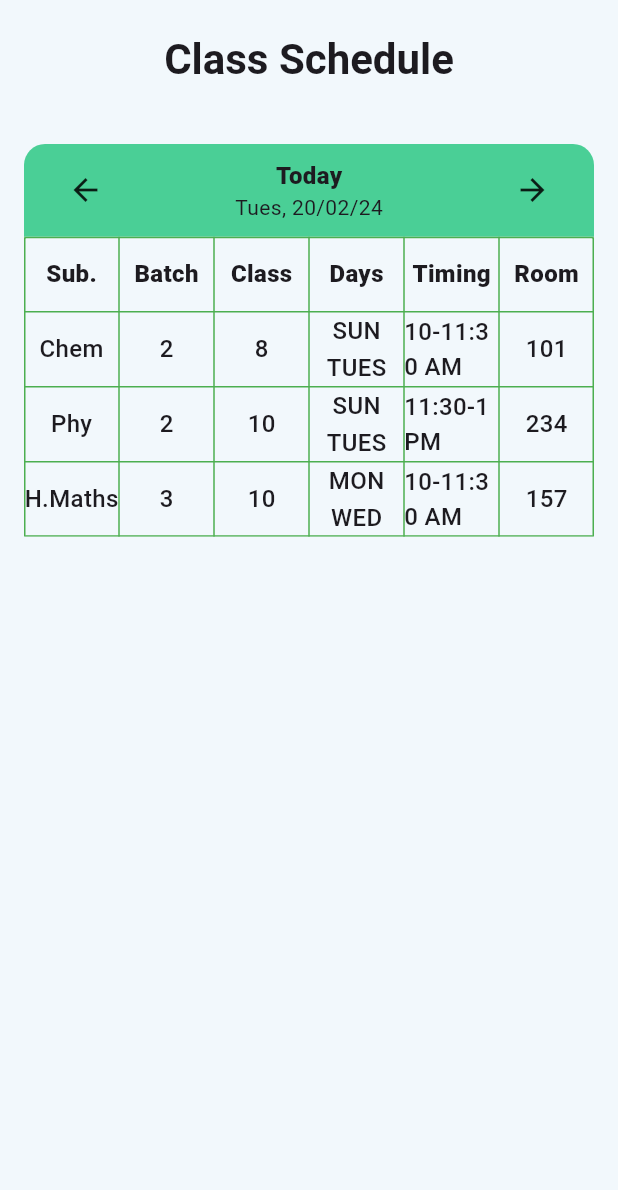
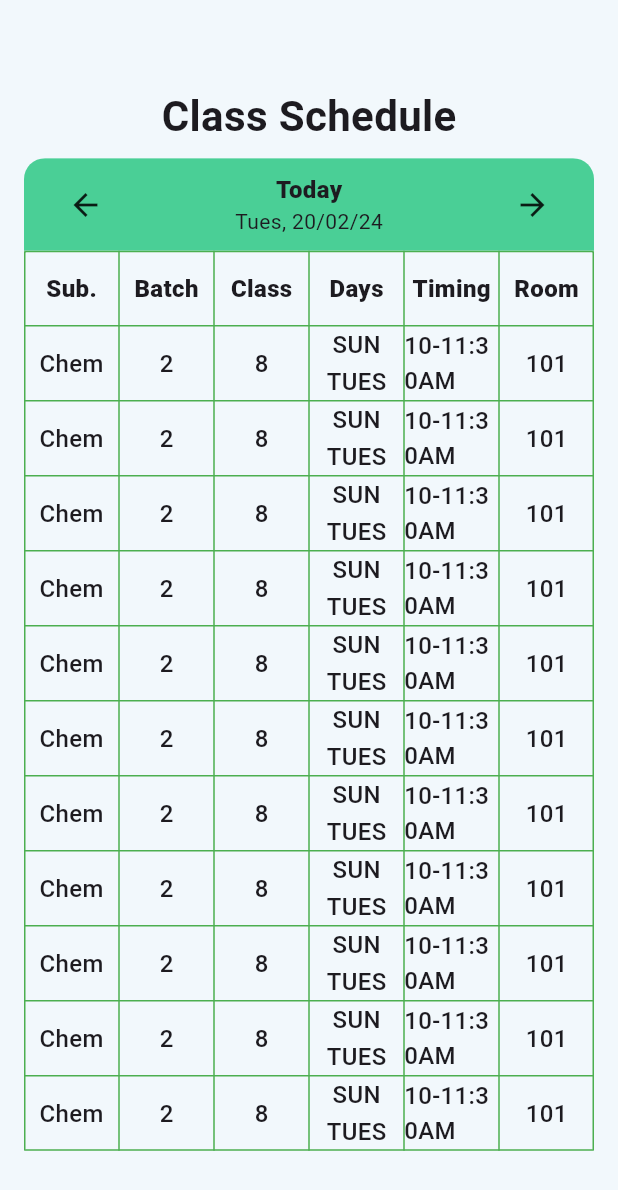
Before and after one commit to shamim36/edu_connect, a Flutter app: the ClsScheduleScreen screen opened directly, on a phone screen of 412 x 824 dp. Shown: the top 1190 px of the screen. Run offline on Flutter 3.47's test engine with Material 3 defaults, Android fonts, the phone set to English and light mode, and no system bars; our stand-ins replace flutter_svg.

Commit message:
Cls Timing Schedule v1.0.0

```diff
--- a/lib/edu_connect.dart
+++ b/lib/edu_connect.dart
@@ -1,5 +1,4 @@
-import 'package:edu_connect/screens/cls_schedule_screen.dart';
-import 'package:edu_connect/screens/welcome_screen.dart';
+import 'package:edu_connect/screens/cls_Timing_screen.dart';
 import 'package:flutter/material.dart';
 
 class EduConnect extends StatefulWidget {
@@ -15,7 +14,7 @@ class _EduConnectState extends State<EduConnect> {
     return const MaterialApp(
       color: Color.fromRGBO(242, 248, 252, 1),
       debugShowCheckedModeBanner: false,
-      home: ClsScheduleScreen(),
+      home: ClsTimingScreen(),
     );
   }
 }
--- a/lib/screens/cls_schedule_screen.dart
+++ b/lib/screens/cls_schedule_screen.dart
@@ -1,6 +1,5 @@
 import 'package:flutter/cupertino.dart';
 import 'package:flutter/material.dart';
-import 'package:flutter/widgets.dart';
 
 class ClsScheduleScreen extends StatefulWidget {
   const ClsScheduleScreen({super.key});
@@ -16,28 +15,31 @@ class _ClsScheduleScreenState extends State<ClsScheduleScreen> {
     double deviceWidth = MediaQuery.of(context).size.width;
     return Scaffold(
       backgroundColor: const Color.fromRGBO(242, 248, 252, 1),
-      appBar: AppBar(
-        backgroundColor: const Color.fromRGBO(242, 248, 252, 1),
-        centerTitle: true,
-        toolbarHeight: 80,
-        automaticallyImplyLeading: false,
-        title: const Text(
+      body: SingleChildScrollView(
+        child: Padding(
+          padding: const EdgeInsets.all(16),
+          child: Center(
+            child: Column(
+              children: [
+                SizedBox(
+                  height: deviceHeight * 0.05,
+                ),
+                const Text(
                   'Class Schedule',
                   style: TextStyle(
                     fontSize: 28,
                     fontWeight: FontWeight.bold,
                   ),
                 ),
+                SizedBox(
+                  height: deviceHeight * 0.01,
                 ),
-      body: SingleChildScrollView(
-        child: Padding(
-          padding: const EdgeInsets.all(16),
-          child: Center(
-            child: ClipRRect(
-              borderRadius: const BorderRadius.only(topLeft: Radius.circular(14),topRight: Radius.circular(14),),
-              child: Column(
-                children: [
-                  Container(
+                ClipRRect(
+                  borderRadius: const BorderRadius.only(
+                    topLeft: Radius.circular(14),
+                    topRight: Radius.circular(14),
+                  ),
+                  child: Container(
                     height: deviceHeight * 0.075,
                     color: const Color.fromRGBO(74, 207, 150, 1),
                     child: const Row(
@@ -57,7 +59,6 @@ class _ClsScheduleScreenState extends State<ClsScheduleScreen> {
                                 fontWeight: FontWeight.w800,
                               ),
                             ),
-
                             Text(
                               'Tues, 20/02/24',
                               style: TextStyle(
@@ -74,7 +75,7 @@ class _ClsScheduleScreenState extends State<ClsScheduleScreen> {
                       ],
                     ),
                   ),
-
+                ),
                 Table(
                   border: TableBorder.all(color: Colors.green),
                   children: [
@@ -88,35 +89,104 @@ class _ClsScheduleScreenState extends State<ClsScheduleScreen> {
                         addColumnTitle(label: 'Room'),
                       ],
                     ),
-                      TableRow(
-                        children: [
-                          addCelltoEachColumn(data: 'Chem'),
-                          addCelltoEachColumn(data: '2'),
-                          addCelltoEachColumn(data: '8'),
-                          addNested2CelltoEachRow(day1: 'SUN', day2: 'TUES'),
-                          addCelltoEachColumn(data: '10-11:30 AM'),
-                          addCelltoEachColumn(data: '101'),
-                        ],
+                    addRow(
+                      sub: 'Chem',
+                      batch: '2',
+                      cls: '8',
+                      day1: 'SUN',
+                      day2: 'TUES',
+                      timing: '10-11:30AM',
+                      room: '101',
                     ),
-                      TableRow(
-                        children: [
-                          addCelltoEachColumn(data: 'Phy'),
-                          addCelltoEachColumn(data: '2'),
-                          addCelltoEachColumn(data: '10'),
-                          addNested2CelltoEachRow(day1: 'SUN', day2: 'TUES'),
-                          addCelltoEachColumn(data: '11:30-1 PM'),
-                          addCelltoEachColumn(data: '234'),
-                        ],
+                    addRow(
+                      sub: 'Chem',
+                      batch: '2',
+                      cls: '8',
+                      day1: 'SUN',
+                      day2: 'TUES',
+                      timing: '10-11:30AM',
+                      room: '101',
                     ),
-                      TableRow(
-                        children: [
-                          addCelltoEachColumn(data: 'H.Maths'),
-                          addCelltoEachColumn(data: '3'),
-                          addCelltoEachColumn(data: '10'),
-                          addNested2CelltoEachRow(day1: 'MON', day2: 'WED'),
-                          addCelltoEachColumn(data: '10-11:30 AM'),
-                          addCelltoEachColumn(data: '157'),
-                        ],
+                    addRow(
+                      sub: 'Chem',
+                      batch: '2',
+                      cls: '8',
+                      day1: 'SUN',
+                      day2: 'TUES',
+                      timing: '10-11:30AM',
+                      room: '101',
+                    ),
+                    addRow(
+                      sub: 'Chem',
+                      batch: '2',
+                      cls: '8',
+                      day1: 'SUN',
+                      day2: 'TUES',
+                      timing: '10-11:30AM',
+                      room: '101',
+                    ),
+                    addRow(
+                      sub: 'Chem',
+                      batch: '2',
+                      cls: '8',
+                      day1: 'SUN',
+                      day2: 'TUES',
+                      timing: '10-11:30AM',
+                      room: '101',
+                    ),
+                    addRow(
+                      sub: 'Chem',
+                      batch: '2',
+                      cls: '8',
+                      day1: 'SUN',
+                      day2: 'TUES',
+                      timing: '10-11:30AM',
+                      room: '101',
+                    ),
+                    addRow(
+                      sub: 'Chem',
+                      batch: '2',
+                      cls: '8',
+                      day1: 'SUN',
+                      day2: 'TUES',
+                      timing: '10-11:30AM',
+                      room: '101',
+                    ),
+                    addRow(
+                      sub: 'Chem',
+                      batch: '2',
+                      cls: '8',
+                      day1: 'SUN',
+                      day2: 'TUES',
+                      timing: '10-11:30AM',
+                      room: '101',
+                    ),
+                    addRow(
+                      sub: 'Chem',
+                      batch: '2',
+                      cls: '8',
+                      day1: 'SUN',
+                      day2: 'TUES',
+                      timing: '10-11:30AM',
+                      room: '101',
+                    ),
+                    addRow(
+                      sub: 'Chem',
+                      batch: '2',
+                      cls: '8',
+                      day1: 'SUN',
+                      day2: 'TUES',
+                      timing: '10-11:30AM',
+                      room: '101',
+                    ),
+                    addRow(
+                      sub: 'Chem',
+                      batch: '2',
+                      cls: '8',
+                      day1: 'SUN',
+                      day2: 'TUES',
+                      timing: '10-11:30AM',
+                      room: '101',
                     ),
                   ],
                 ),
@@ -125,7 +195,27 @@ class _ClsScheduleScreenState extends State<ClsScheduleScreen> {
           ),
         ),
       ),
-      ),
+    );
+  }
+
+  TableRow addRow({
+    required String sub,
+    required String batch,
+    required String cls,
+    required String day1,
+    required String day2,
+    required String timing,
+    required String room,
+  }) {
+    return TableRow(
+      children: [
+        addCelltoEachColumn(data: sub),
+        addCelltoEachColumn(data: batch),
+        addCelltoEachColumn(data: cls),
+        addNested2CelltoEachRow(day1: day1, day2: day2),
+        addCelltoEachColumn(data: timing),
+        addCelltoEachColumn(data: room),
+      ],
     );
   }
 
```
Also changed, not shown: lib/screens/cls_timing_screen.dart (added, +177 -0 lines). Lines whose indentation alone changed are shown as unchanged.
